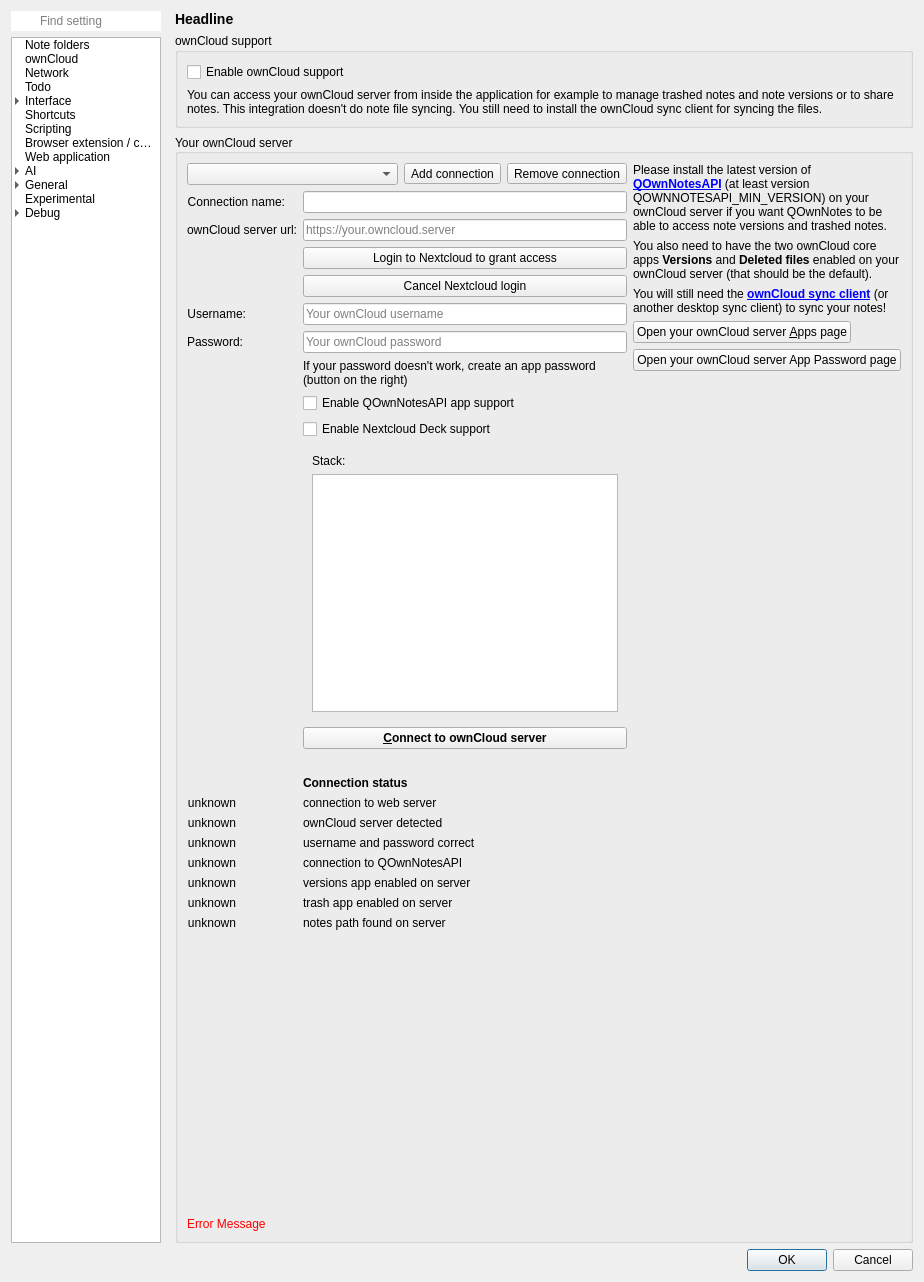
First picture: the form in src/dialogs/settingsdialog.ui, repository dwongdev/QOwnNotes, before the edit.
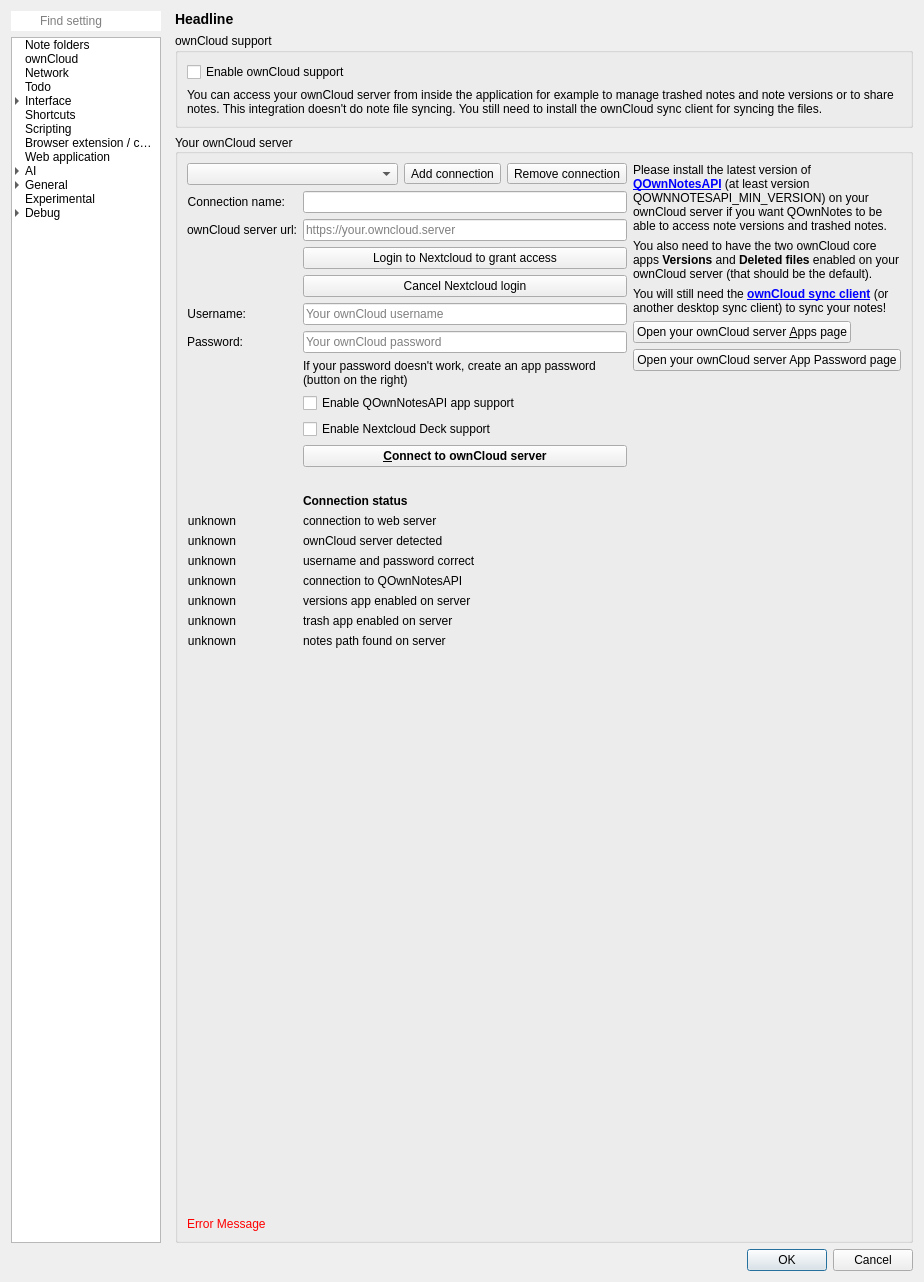
Second picture: the form after the edit. The open tabs and pages were chosen to show the change. Icons and pictures are not drawn. Custom widgets are drawn as their Qt base class.

Commit message: #3540 deck: move board selection into the dialog

```diff
--- a/src/dialogs/settingsdialog.ui
+++ b/src/dialogs/settingsdialog.ui
@@ -1532,37 +1532,6 @@
                     </property>
                    </widget>
                   </item>
-                  <item row="12" column="1">
-                   <widget class="QFrame" name="nextcloudDeckFrame">
-                    <property name="sizePolicy">
-                     <sizepolicy hsizetype="MinimumExpanding" vsizetype="MinimumExpanding">
-                      <horstretch>0</horstretch>
-                      <verstretch>0</verstretch>
-                     </sizepolicy>
-                    </property>
-                    <layout class="QGridLayout" name="gridLayout_83">
-                     <item row="0" column="0">
-                      <widget class="QLabel" name="nextcloudDeckStackLabel">
-                       <property name="text">
-                        <string>Stack:</string>
-                       </property>
-                      </widget>
-                     </item>
-                     <item row="1" column="0" colspan="2">
-                      <widget class="QTreeWidget" name="nextcloudDeckStackTreeWidget">
-                       <attribute name="headerVisible">
-                        <bool>false</bool>
-                       </attribute>
-                       <column>
-                        <property name="text">
-                         <string/>
-                        </property>
-                       </column>
-                      </widget>
-                     </item>
-                    </layout>
-                   </widget>
-                  </item>
                  </layout>
                 </item>
                </layout>
```
The commit also changes 12 other files.
